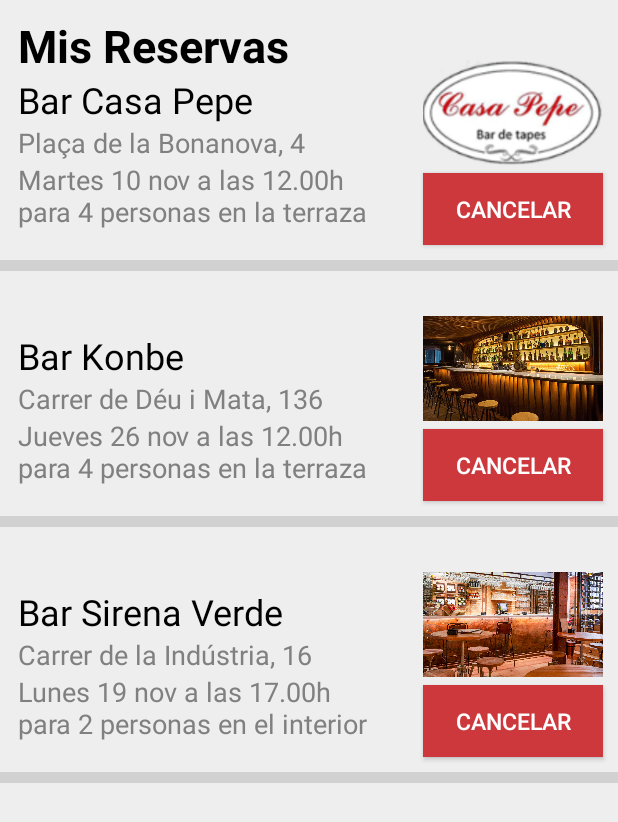
After one commit to metabit1000/PAE-FIB, an Android app: the MisReservasActivity screen opened directly, with no data from a screen before it, on a phone screen of 412 x 824 dp. The commit adds this screen. Shown: the top 822 px of the screen. Run offline under Robolectric (Android 15) with nearby library versions, the phone set to English and light mode, and no system bars.

Commit message:
Mis Reservas

```diff
--- a/BarGo/app/src/main/AndroidManifest.xml
+++ b/BarGo/app/src/main/AndroidManifest.xml
@@ -10,7 +10,8 @@
         android:roundIcon="@mipmap/ic_launcher_round"
         android:supportsRtl="true"
         android:theme="@style/AppTheme.NoActionBar">
-        <activity android:name=".RegisterActivity"></activity>
+        <activity android:name=".MisReservasActivity"></activity>
+        <activity android:name=".RegisterActivity" />
         <activity android:name=".LoginActivity">
             <intent-filter>
                 <action android:name="android.intent.action.MAIN" />
--- /dev/null
+++ b/BarGo/app/src/main/java/com/example/bargo/MisReservasActivity.java
@@ -0,0 +1,88 @@
+package com.example.bargo;
+
+import androidx.appcompat.app.AppCompatActivity;
+
+import android.content.Intent;
+import android.os.Bundle;
+import android.view.View;
+import android.view.ViewGroup;
+import android.widget.BaseAdapter;
+import android.widget.Button;
+import android.widget.ImageView;
+import android.widget.ListView;
+import android.widget.TextView;
+import android.widget.Toast;
+
+import java.util.ArrayList;
+
+public class MisReservasActivity extends AppCompatActivity {
+
+    private ListView reservasListView;
+    private ArrayList<Integer> barsListImages;
+    private ArrayList<String> barsListNames;
+    private ArrayList<String> barsListAdresses;
+    private ArrayList<String> barsListReservationInfo;
+
+    @Override
+    protected void onCreate(Bundle savedInstanceState) {
+        super.onCreate(savedInstanceState);
+        setContentView(R.layout.activity_mis_reservas);
+
+        barsListImages = MisReservasInfo.getInstance().getImages();
+        barsListNames = MisReservasInfo.getInstance().getBars();
+        barsListAdresses = MisReservasInfo.getInstance().getAdresses();
+        barsListReservationInfo = MisReservasInfo.getInstance().getInfoReserva();
+
+        reservasListView = findViewById(R.id.mis_reservasList);
+        AdaptadorMisReservasList adaptador =  new AdaptadorMisReservasList();
+        reservasListView.setAdapter(adaptador);
+
+    }
+
+    class AdaptadorMisReservasList extends BaseAdapter {
+
+        @Override
+        public int getCount() {
+            return barsListImages.size();
+        }
+
+        @Override
+        public Object getItem(int position) {
+            return null;
+        }
+
+        @Override
+        public long getItemId(int position) {
+            return 0;
+        }
+
+        @Override
+        public View getView(final int position, View convertView, ViewGroup parent) {
+            View view = getLayoutInflater().inflate(R.layout.reserva_item_list, null);
+
+            ImageView barImage = view.findViewById(R.id.barImage);
+            TextView barName = view.findViewById(R.id.barNameText);
+            TextView barAdress = view.findViewById(R.id.adressText);
+            TextView barReservationInfo = view.findViewById(R.id.reservaText);
+            Button cancelButton = view.findViewById(R.id.cancelButton);
+
+            barImage.setImageResource(barsListImages.get(position));
+            barName.setText(barsListNames.get(position));
+            barAdress.setText(barsListAdresses.get(position));
+            barReservationInfo.setText(barsListReservationInfo.get(position));
+
+            cancelButton.setOnClickListener(new View.OnClickListener() {
+                @Override
+                public void onClick(View v) {
+                    MisReservasInfo.getInstance().cancelReserva(position);
+                    Toast.makeText(MisReservasActivity.this, "Se ha cancelado la reserva", Toast.LENGTH_SHORT).show();
+                    Intent mis_reservas_activity = new Intent(MisReservasActivity.this, MisReservasActivity.class);
+                    startActivity(mis_reservas_activity);
+                    finish();
+                }
+            });
+
+            return view;
+        }
+    }
+}
--- /dev/null
+++ b/BarGo/app/src/main/java/com/example/bargo/MisReservasInfo.java
@@ -0,0 +1,79 @@
+package com.example.bargo;
+
+import java.util.ArrayList;
+
+public class MisReservasInfo {
+
+    private ArrayList<Integer> images;
+    private ArrayList<String> bars;
+    private ArrayList<String> adresses;
+    private ArrayList<String> infoReserva;
+    private static MisReservasInfo instance = null;
+
+    public MisReservasInfo() {
+        this.images = new ArrayList<Integer>();
+        this.images.add(R.drawable.bar1);
+        this.images.add(R.drawable.bar2);
+        this.images.add(R.drawable.bar3);
+
+        this.bars = new ArrayList<String>();
+        this.bars.add("Bar Casa Pepe");
+        this.bars.add("Bar Konbe");
+        this.bars.add("Bar Sirena Verde");
+
+        this.adresses = new ArrayList<String>();
+        this.adresses.add("Plaça de la Bonanova, 4");
+        this.adresses.add("Carrer de Déu i Mata, 136");
+        this.adresses.add("Carrer de la Indústria, 16");
+
+        this.infoReserva = new ArrayList<String>();
+        this.infoReserva.add("Martes 10 nov a las 12.00h\npara 4 personas en la terraza");
+        this.infoReserva.add("Jueves 26 nov a las 12.00h\npara 4 personas en la terraza");
+        this.infoReserva.add("Lunes 19 nov a las 17.00h\npara 2 personas en el interior");
+    }
+
+    public static MisReservasInfo getInstance(){
+        if(instance == null)
+            instance = new MisReservasInfo();
+        return instance;
+    }
+
+    public ArrayList<Integer> getImages() {
+        return images;
+    }
+
+    public void setImages(ArrayList<Integer> images) {
+        this.images = images;
+    }
+
+    public ArrayList<String> getBars() {
+        return bars;
+    }
+
+    public void setBars(ArrayList<String> bars) {
+        this.bars = bars;
+    }
+
+    public ArrayList<String> getAdresses() {
+        return adresses;
+    }
+
+    public void setAdresses(ArrayList<String> adresses) {
+        this.adresses = adresses;
+    }
+
+    public ArrayList<String> getInfoReserva() {
+        return infoReserva;
+    }
+
+    public void setInfoReserva(ArrayList<String> infoReserva) {
+        this.infoReserva = infoReserva;
+    }
+
+    public void cancelReserva(int i) {
+        this.images.remove(i);
+        this.bars.remove(i);
+        this.adresses.remove(i);
+        this.infoReserva.remove(i);
+    }
+}
--- a/BarGo/app/src/main/java/com/example/bargo/profileFragment.java
+++ b/BarGo/app/src/main/java/com/example/bargo/profileFragment.java
@@ -1,18 +1,23 @@
 package com.example.bargo;
 
+import android.content.Intent;
 import android.os.Bundle;
 import android.view.LayoutInflater;
 import android.view.View;
 import android.view.ViewGroup;
+import android.widget.Button;
 import android.widget.TextView;
 
 import androidx.fragment.app.Fragment;
 
 public class profileFragment extends Fragment {
+
     public View onCreateView(LayoutInflater inflater, ViewGroup container,
                              Bundle savedInstanceState) {
         // Inflate the layout for this fragment
         View view = inflater.inflate(R.layout.fragment_profile, container, false);
+
+        Button mis_reservas = (Button) view.findViewById(R.id.misReservas_button);
 
         TextView userName = (TextView) view.findViewById(R.id.user_name_profile);
         userName.setText(User.getInstance().getName());
@@ -21,6 +26,14 @@ public class profileFragment extends Fragment {
         String p = String.valueOf(User.getInstance().getPoints());
         points.setText(p + " " + getString(R.string.points));
 
+        mis_reservas.setOnClickListener(new View.OnClickListener() {
+            @Override
+            public void onClick(View v) {
+                Intent mis_reservas_activity = new Intent(getActivity(), MisReservasActivity.class);
+                startActivity(mis_reservas_activity);
+            }
+        });
+
         return view;
     }
 }
--- /dev/null
+++ b/BarGo/app/src/main/res/layout/activity_mis_reservas.xml
@@ -0,0 +1,41 @@
+<?xml version="1.0" encoding="utf-8"?>
+<androidx.constraintlayout.widget.ConstraintLayout
+    xmlns:android="http://schemas.android.com/apk/res/android"
+    xmlns:app="http://schemas.android.com/apk/res-auto"
+    xmlns:tools="http://schemas.android.com/tools"
+    android:layout_width="match_parent"
+    android:layout_height="match_parent"
+    tools:context=".MisReservasActivity">
+
+    <TextView
+        android:id="@+id/Titol"
+        android:layout_width="250dp"
+        android:layout_height="wrap_content"
+        android:layout_alignParentLeft="true"
+        android:layout_alignParentTop="true"
+        android:layout_marginStart="12dp"
+        android:layout_marginLeft="12dp"
+        android:layout_marginTop="10dp"
+        android:text="@string/mis_reservas"
+        android:textColor="#000000"
+        android:textSize="30sp"
+        android:textStyle="bold"
+        app:layout_constraintStart_toStartOf="parent"
+        app:layout_constraintTop_toTopOf="@+id/mis_reservasList"
+        tools:ignore="MissingConstraints" />
+
+    <ListView
+        android:id="@+id/mis_reservasList"
+        android:layout_width="match_parent"
+        android:layout_height="match_parent"
+        android:layout_weight="1"
+        android:backgroundTint="#BFFFFFFF"
+        android:backgroundTintMode="src_over"
+        android:dividerHeight="7dp"
+        android:paddingTop="10dp"
+        tools:layout_editor_absoluteX="0dp"
+        tools:layout_editor_absoluteY="0dp">
+
+    </ListView>
+
+</androidx.constraintlayout.widget.ConstraintLayout>
--- /dev/null
+++ b/BarGo/app/src/main/res/layout/reserva_item_list.xml
@@ -0,0 +1,79 @@
+<?xml version="1.0" encoding="utf-8"?>
+<RelativeLayout
+    xmlns:android="http://schemas.android.com/apk/res/android"
+    xmlns:app="http://schemas.android.com/apk/res-auto"
+    android:layout_width="match_parent"
+    android:layout_height="wrap_content">
+
+    <ImageView
+        android:id="@+id/barImage"
+        android:layout_width="120dp"
+        android:layout_height="70dp"
+        android:layout_alignParentTop="true"
+        android:layout_alignParentEnd="true"
+        android:layout_alignParentRight="true"
+        android:layout_marginStart="20dp"
+        android:layout_marginLeft="20dp"
+        android:layout_marginTop="30dp"
+        android:layout_marginEnd="10dp"
+        android:layout_marginRight="10dp"
+        android:layout_toEndOf="@+id/adressText"
+        android:layout_toRightOf="@+id/adressText"
+        android:scaleType="centerCrop"
+        app:srcCompat="@android:mipmap/sym_def_app_icon" />
+
+    <TextView
+        android:id="@+id/barNameText"
+        android:layout_width="250dp"
+        android:layout_height="wrap_content"
+        android:layout_alignParentLeft="true"
+        android:layout_alignParentTop="true"
+        android:layout_marginLeft="12dp"
+        android:layout_marginTop="40dp"
+        android:textColor="#000000"
+        android:textSize="24sp" />
+
+    <TextView
+        android:id="@+id/adressText"
+        android:layout_width="250dp"
+        android:layout_height="wrap_content"
+        android:layout_below="@+id/barNameText"
+        android:layout_alignParentLeft="true"
+        android:layout_centerVertical="true"
+        android:layout_marginStart="12dp"
+        android:layout_marginLeft="12dp"
+        android:textColor="#808080"
+        android:textSize="18sp" />
+
+    <TextView
+        android:id="@+id/reservaText"
+        android:layout_width="250dp"
+        android:layout_height="wrap_content"
+        android:layout_below="@+id/adressText"
+        android:layout_alignParentLeft="true"
+        android:layout_centerVertical="true"
+        android:layout_marginStart="12dp"
+        android:layout_marginLeft="12dp"
+        android:textColor="#808080"
+        android:textSize="18sp" />
+
+    <Button
+        android:id="@+id/cancelButton"
+        android:layout_width="wrap_content"
+        android:layout_height="wrap_content"
+        android:layout_below="@id/barImage"
+        android:layout_alignParentEnd="true"
+        android:layout_alignParentRight="true"
+        android:layout_marginStart="20dp"
+        android:layout_marginLeft="20dp"
+        android:layout_marginTop="5dp"
+        android:layout_marginEnd="10dp"
+        android:layout_marginRight="10dp"
+        android:layout_marginBottom="10dp"
+        android:layout_toEndOf="@+id/adressText"
+        android:layout_toRightOf="@+id/adressText"
+        android:background="@color/colorBarGo"
+        android:text="@string/cancelar"
+        android:textColor="#FFFFFF"
+        android:textSize="15sp" />
+</RelativeLayout>
--- a/BarGo/app/src/main/res/values/strings.xml
+++ b/BarGo/app/src/main/res/values/strings.xml
@@ -8,4 +8,5 @@
     <string name="make_challenges">Haz Retos</string>
     <string name="exchange">Intercámbialos</string>
     <string name="info">INFO</string>
+    <string name="cancelar">Cancelar</string>
 </resources>
```
